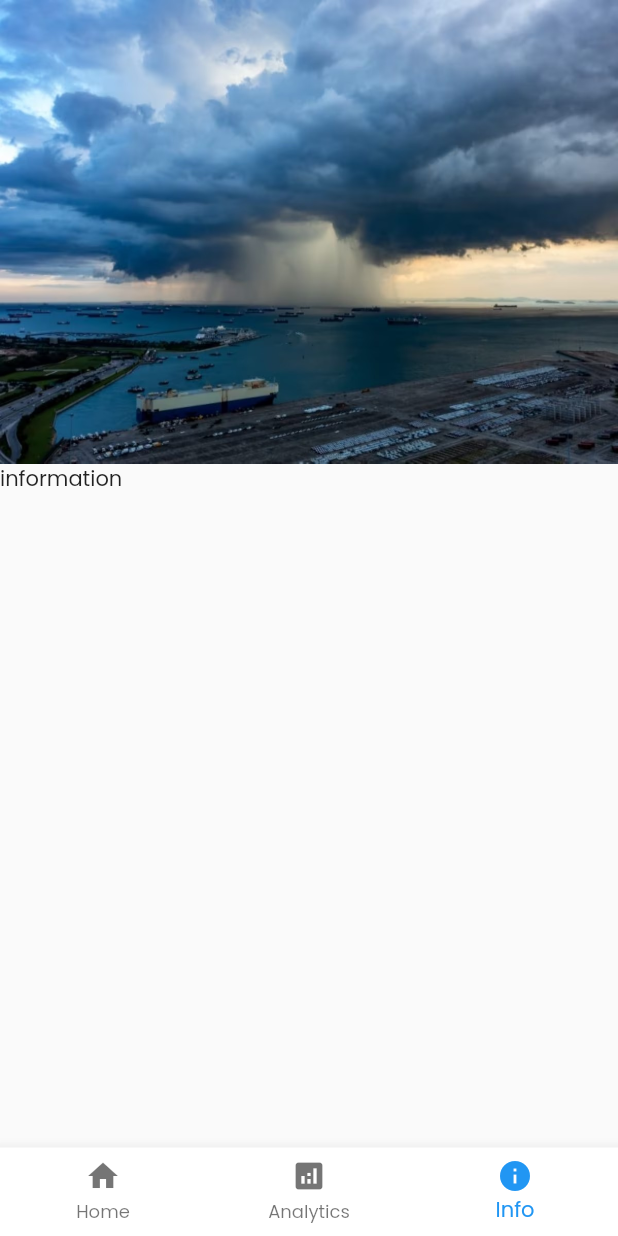
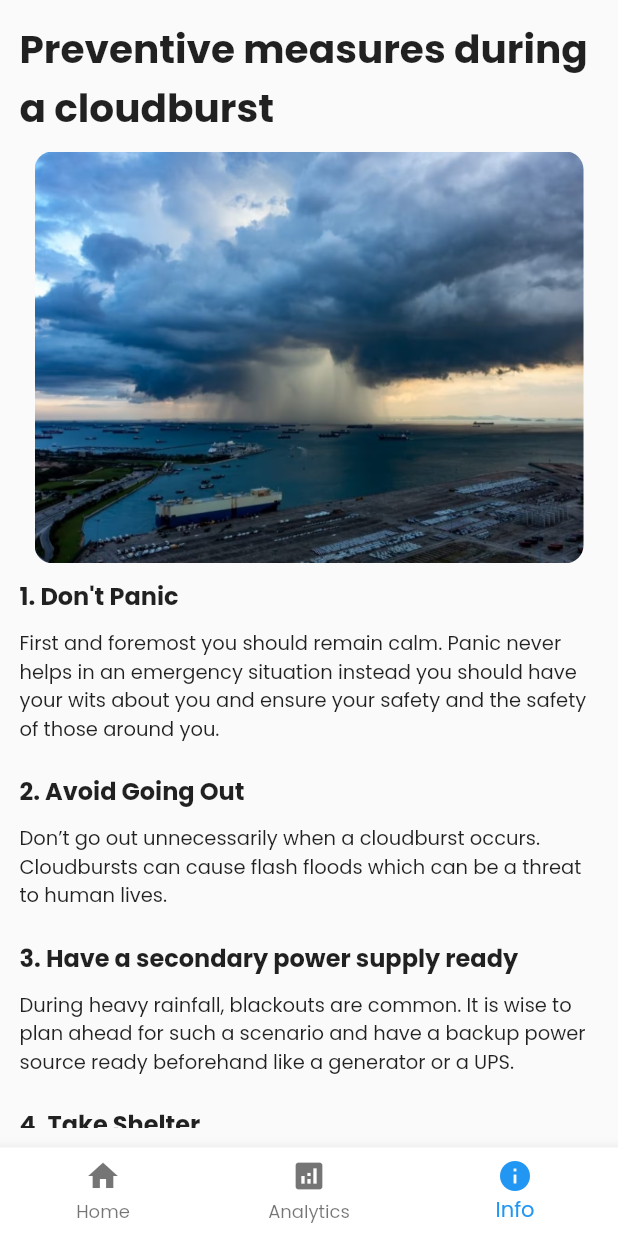
Before and after one commit to nikhil-RGB/weather-prediction-app, a Flutter app: the screen it shows after launch, item 3 of the bottom bar chosen, on a phone screen of 412 x 824 dp. Run offline on Flutter 3.47's test engine with Material 2 defaults, Android fonts, the phone set to English and light mode, and no system bars; our stand-ins replace google_fonts.

Commit message:
💬 Update Info Page

```diff
--- a/lib/pages/InfoPage.dart
+++ b/lib/pages/InfoPage.dart
@@ -11,18 +11,105 @@ class InfoPage extends StatelessWidget {
   }
 
   Widget infoWidget() {
-    return Column(
-      crossAxisAlignment: CrossAxisAlignment.start,
-      children: [
-        Image.asset("assets/images/sample.jpg"),
-        information1(text: "Sample text"),
-      ],
+    return Padding(
+      padding: const EdgeInsets.all(13.0),
+      child: SingleChildScrollView(
+        child: Column(
+          crossAxisAlignment: CrossAxisAlignment.start,
+          children: [
+            const Text(
+              "Preventive measures during a cloudburst",
+              style: TextStyle(fontWeight: FontWeight.bold, fontSize: 26),
+            ),
+            Padding(
+              padding: const EdgeInsets.all(10.0),
+              child: ClipRRect(
+                  borderRadius: BorderRadius.circular(12.0),
+                  child: Image.asset("assets/images/sample.jpg")),
+            ),
+            subTitle(text: "1. Don't Panic"),
+            const SizedBox(
+              height: 10,
+            ),
+            subText(
+                text:
+                    "First and foremost you should remain calm. Panic never helps in an emergency situation instead you should have your wits about you and ensure your safety and the safety of those around you."),
+            const SizedBox(
+              height: 20,
+            ),
+            subTitle(text: "2. Avoid Going Out"),
+            const SizedBox(
+              height: 10,
+            ),
+            subText(
+                text:
+                    "Don’t go out unnecessarily when a cloudburst occurs. Cloudbursts can cause flash floods which can be a threat to human lives."),
+            const SizedBox(
+              height: 20,
+            ),
+            subTitle(text: "3. Have a secondary power supply ready"),
+            const SizedBox(
+              height: 10,
+            ),
+            subText(
+                text:
+                    "During heavy rainfall, blackouts are common. It is wise to plan ahead for such a scenario and have a backup power source ready beforehand like a generator or a UPS."),
+            const SizedBox(
+              height: 20,
+            ),
+            subTitle(text: "4. Take Shelter"),
+            const SizedBox(
+              height: 10,
+            ),
+            subText(
+                text:
+                    "If you are already out of home at the time of a cloudburst, take shelter somewhere. Don’t stand in the rain or go near flooded areas to prevent drowning. Also, stay away from electrical poles or wires to protect yourself from getting electrocuted."),
+            const SizedBox(
+              height: 20,
+            ),
+            subTitle(text: "5. Stay up-to-date with the latest news"),
+            const SizedBox(
+              height: 10,
+            ),
+            subText(
+                text:
+                    "It is important to stay updated on the latest news for important information like flooded areas and weather predictions for your safety."),
+            const SizedBox(
+              height: 20,
+            ),
+            subTitle(text: "6. Emergency kits can come in handy"),
+            const SizedBox(
+              height: 10,
+            ),
+            subText(
+                text:
+                    "In times of a catastrophe, a first aid kit can really help. You should prepare an emergency kit in advance so it may be used when needed."),
+            const SizedBox(
+              height: 20,
+            ),
+          ],
+        ),
+      ),
     );
   }
 
-  Container information1({required String text}) {
-    return Container(
-      child: Text("information"),
+  Widget subTitle({required String text}) {
+    return Text(
+      text,
+      style: const TextStyle(
+        fontSize: 16,
+        fontWeight: FontWeight.bold,
+      ),
+    );
+  }
+
+  Widget subText({required String text}) {
+    return Text(
+      text,
+      style: const TextStyle(
+        fontSize: 13,
+        fontWeight: FontWeight.normal,
+      ),
     );
   }
 }
```
